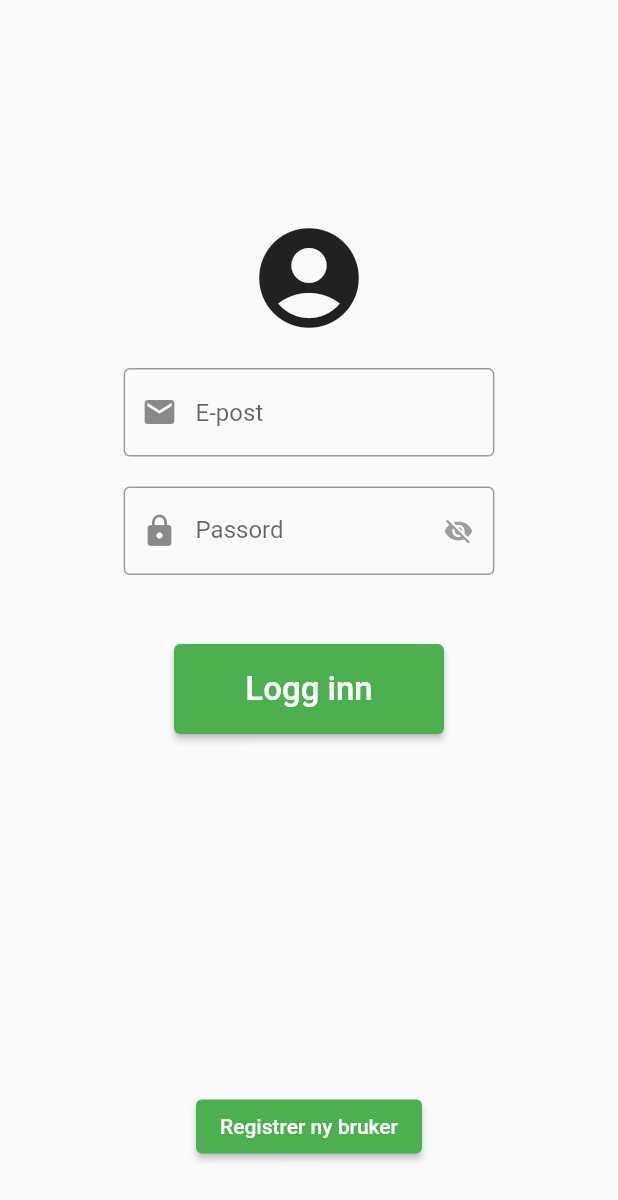
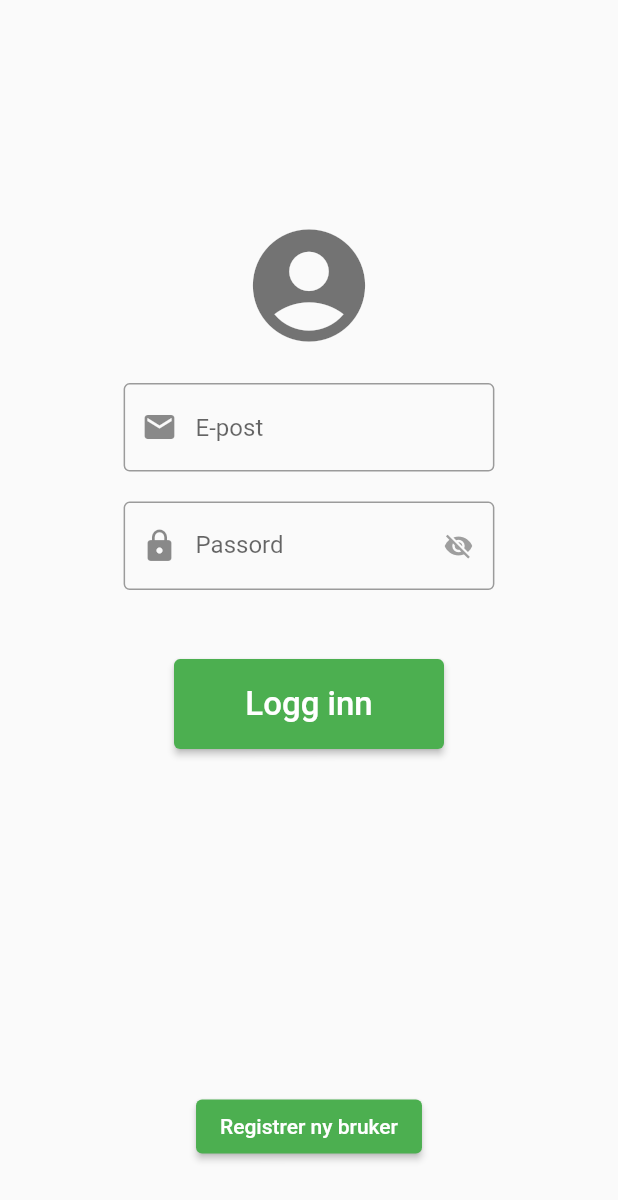
Before and after one commit to rebner-mork/ManualSupervisionOfSheepOnPasture, a Flutter app: the screen it shows after launch, on a phone screen of 412 x 824 dp. Shown: the top 1200 px of the screen. Run offline on Flutter 3.47's test engine with Material 2 defaults, Android fonts, the phone set to English and light mode, and no system bars; our stand-ins replace email_validator, firebase_auth, firebase_core; accounts and stored records are empty.

```diff
--- a/app/lib/login/loginWidget.dart
+++ b/app/lib/login/loginWidget.dart
@@ -1,5 +1,4 @@
 import 'package:app/utils/authentication.dart';
-import 'package:email_validator/email_validator.dart';
 import 'package:firebase_auth/firebase_auth.dart';
 import 'package:flutter/material.dart';
 import 'dart:developer' as logger;
@@ -33,7 +32,8 @@ class _LoginWidgetState extends State<LoginWidget> {
           children: [
             const Icon(
               Icons.account_circle,
-              size: 80,
+              size: 90,
+              color: Colors.black54,
             ),
             const SizedBox(height: 20),
             TextFormField(
--- a/app/lib/main.dart
+++ b/app/lib/main.dart
@@ -1,4 +1,4 @@
-import 'package:app/login/login.dart';
+import 'package:app/login/loginScreen.dart';
 import 'package:firebase_core/firebase_core.dart';
 import 'package:flutter/material.dart';
 
```
Also changed, not shown: app/lib/login/loginScreen.dart (renamed from app/lib/login/login.dart).
